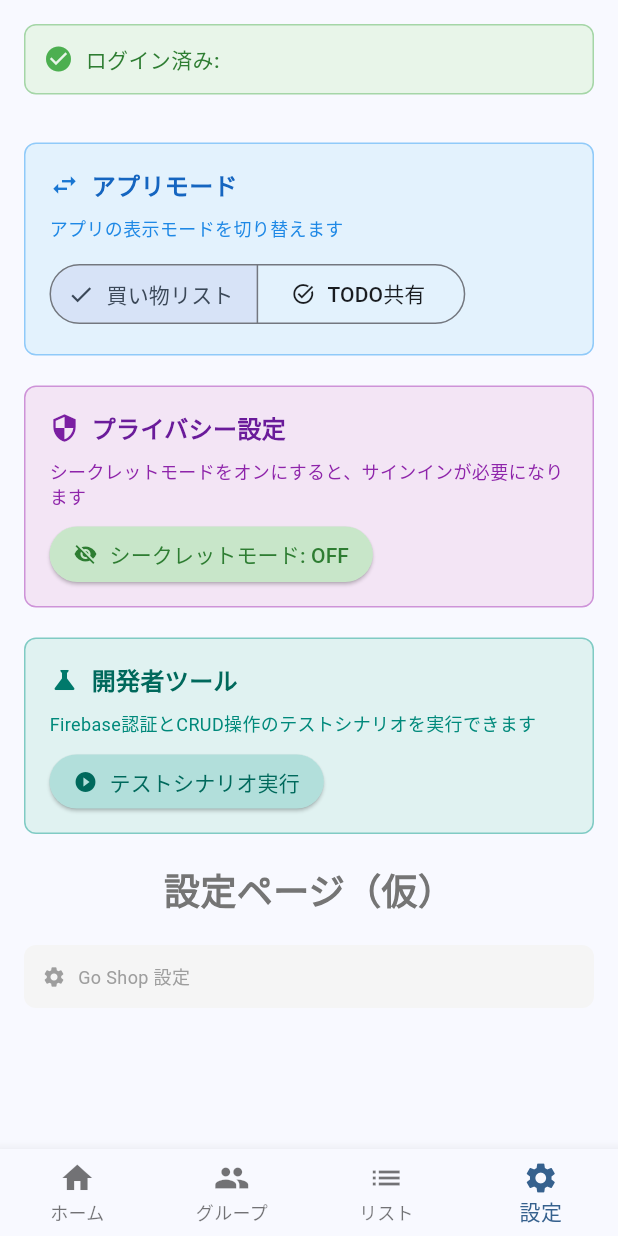
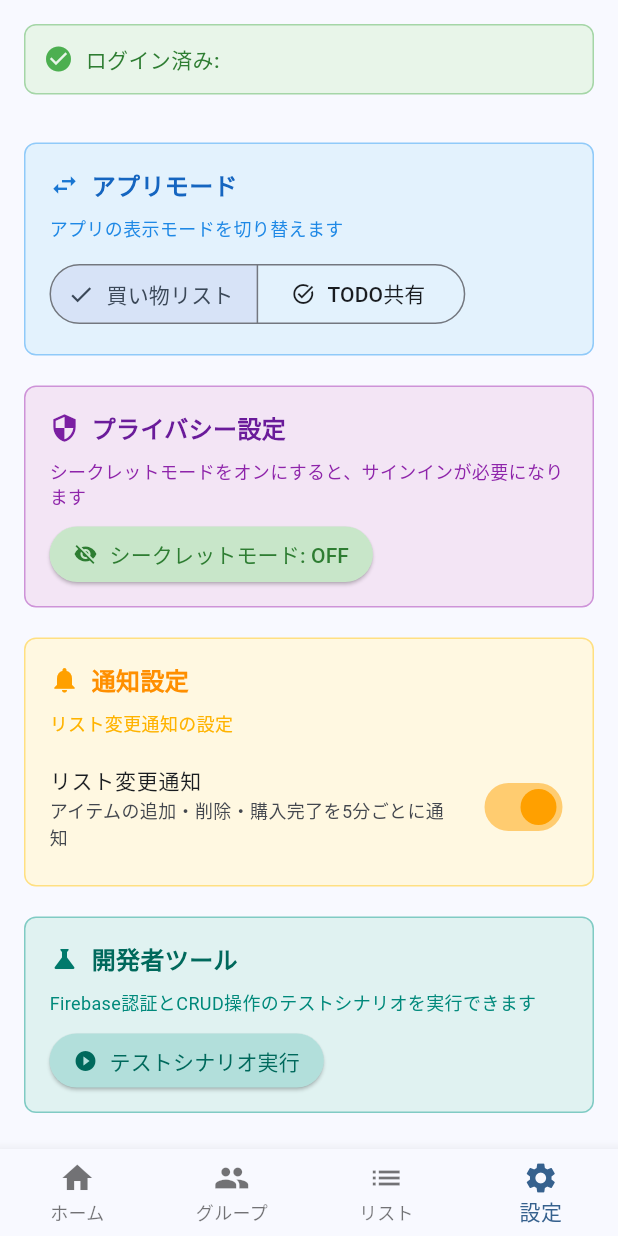
Before and after one commit to maya27AokiSawada/go_shop, a Flutter app: the HomeScreen screen opened directly, item 4 of the bottom bar chosen, on a phone screen of 412 x 824 dp. Run offline on Flutter 3.47's test engine with Material 3 defaults, Android fonts, the phone set to English and light mode, and no system bars; our stand-ins replace cloud_firestore, firebase_auth, firebase_core, flutter_riverpod, freezed_annotation, geolocator and 6 more; missing offline and left inert: mobile_scanner; accounts and stored records are empty; generated files the repository leaves out were written again.

Commit message:
feat: リスト変更通知機能の実装完了
タスク1-4完了:
- HybridShoppingListRepositoryへの通知統合
  - addItemToList: アイテム追加時に通知記録
  - removeItemFromList: アイテム削除時に通知記録
  - updateItemStatusInList: 購入完了時に通知記録

- UserInitializationServiceにバッチサービス起動・停止処理追加
  - サインイン時: NotificationService + BatchService起動
  - ログアウト時: 両サービス停止

- 設定画面に通知ON/OFF追加
  - 認証済みユーザーのみ表示
  - SwitchListTileでリスト変更通知の有効/無効切り替え
  - 5分間隔バッチ通知の説明付き

- UserSettingsNotifierにupdateListNotificationsメソッド追加

次: 動作確認・テスト

```diff
--- a/lib/pages/settings_page.dart
+++ b/lib/pages/settings_page.dart
@@ -369,6 +369,110 @@ class _SettingsPageState extends ConsumerState<SettingsPage> {
                   const SizedBox(height: 20),
                 ],
 
+                // 通知設定パネル（認証済み時のみ表示）
+                if (isAuthenticated) ...[
+                  Container(
+                    padding: const EdgeInsets.all(16),
+                    decoration: BoxDecoration(
+                      color: Colors.amber.shade50,
+                      borderRadius: BorderRadius.circular(8),
+                      border: Border.all(color: Colors.amber.shade200),
+                    ),
+                    child: Column(
+                      crossAxisAlignment: CrossAxisAlignment.start,
+                      children: [
+                        Row(
+                          children: [
+                            Icon(
+                              Icons.notifications,
+                              color: Colors.amber.shade700,
+                              size: 20,
+                            ),
+                            const SizedBox(width: 8),
+                            Expanded(
+                              child: Text(
+                                '通知設定',
+                                style: TextStyle(
+                                  fontSize: 16,
+                                  fontWeight: FontWeight.w600,
+                                  color: Colors.amber.shade800,
+                                ),
+                              ),
+                            ),
+                          ],
+                        ),
+                        const SizedBox(height: 8),
+                        Text(
+                          'リスト変更通知の設定',
+                          style: TextStyle(
+                            fontSize: 12,
+                            color: Colors.amber.shade600,
+                          ),
+                        ),
+                        const SizedBox(height: 12),
+                        Consumer(
+                          builder: (context, ref, child) {
+                            final userSettingsAsync =
+                                ref.watch(userSettingsProvider);
+
+                            return userSettingsAsync.when(
+                              data: (userSettings) {
+                                return SwitchListTile(
+                                  title: const Text(
+                                    'リスト変更通知',
+                                    style: TextStyle(fontSize: 14),
+                                  ),
+                                  subtitle: const Text(
+                                    'アイテムの追加・削除・購入完了を5分ごとに通知',
+                                    style: TextStyle(fontSize: 12),
+                                  ),
+                                  value: userSettings.enableListNotifications,
+                                  onChanged: (value) async {
+                                    final repository = ref
+                                        .read(userSettingsRepositoryProvider);
+                                    final updatedSettings =
+                                        userSettings.copyWith(
+                                      enableListNotifications: value,
+                                    );
+                                    await repository
+                                        .saveSettings(updatedSettings);
+
+                                    // プロバイダーを更新
+                                    ref.invalidate(userSettingsProvider);
+
+                                    // SnackBar表示
+                                    if (context.mounted) {
+                                      ScaffoldMessenger.of(context)
+                                          .showSnackBar(
+                                        SnackBar(
+                                          content: Text(value
+                                              ? 'リスト変更通知をオンにしました'
+                                              : 'リスト変更通知をオフにしました'),
+                                          duration: const Duration(seconds: 2),
+                                        ),
+                                      );
+                                    }
+                                  },
+                                  activeThumbColor: Colors.amber.shade700,
+                                  contentPadding: EdgeInsets.zero,
+                                );
+                              },
+                              loading: () => const Center(
+                                child: CircularProgressIndicator(),
+                              ),
+                              error: (error, stack) => Text(
+                                'エラー: $error',
+                                style: const TextStyle(color: Colors.red),
+                              ),
+                            );
+                          },
+                        ),
+                      ],
+                    ),
+                  ),
+                  const SizedBox(height: 20),
+                ],
+
                 // 開発者ツールパネル（開発環境用）
                 if (true) ...[
                   Container(
--- a/lib/services/user_initialization_service.dart
+++ b/lib/services/user_initialization_service.dart
@@ -13,6 +13,7 @@ import '../datastore/hive_purchase_group_repository.dart'
 import '../datastore/firestore_purchase_group_repository.dart'; // Repository型チェック用
 import '../flavors.dart';
 import 'notification_service.dart';
+import 'list_notification_batch_service.dart';
 import 'sync_service.dart';
 import 'user_preferences_service.dart';
 import '../utils/error_handler.dart';
@@ -57,7 +58,11 @@ class UserInitializationService {
       if (_auth != null && _auth!.currentUser != null) {
         final notificationService = _ref.read(notificationServiceProvider);
         notificationService.startListening();
-        Log.info('🔔 [INIT] アプリ起動時 - 既存ユーザーで通知リスナー起動');
+
+        final batchService = _ref.read(listNotificationBatchServiceProvider);
+        batchService.start();
+
+        Log.info('🔔 [INIT] アプリ起動時 - 既存ユーザーで通知サービス起動');
       }
     });
 
@@ -74,12 +79,20 @@ class UserInitializationService {
           // 通知リスナーを起動
           final notificationService = _ref.read(notificationServiceProvider);
           notificationService.startListening();
-          Log.info('🔔 [INIT] 認証状態変更 - 通知リスナー起動');
+
+          final batchService = _ref.read(listNotificationBatchServiceProvider);
+          batchService.start();
+
+          Log.info('🔔 [INIT] 認証状態変更 - 通知サービス起動');
         } else {
           // ログアウト時は通知リスナーを停止
           final notificationService = _ref.read(notificationServiceProvider);
           notificationService.stopListening();
-          Log.info('🔕 [INIT] ログアウト - 通知リスナー停止');
+
+          final batchService = _ref.read(listNotificationBatchServiceProvider);
+          batchService.stop();
+
+          Log.info('🔕 [INIT] ログアウト - 通知サービス停止');
         }
       });
     }
```
Also changed, not shown: lib/datastore/hybrid_shopping_list_repository.dart (+38 -3 lines), lib/providers/user_settings_provider.dart (+10 -0 lines).
